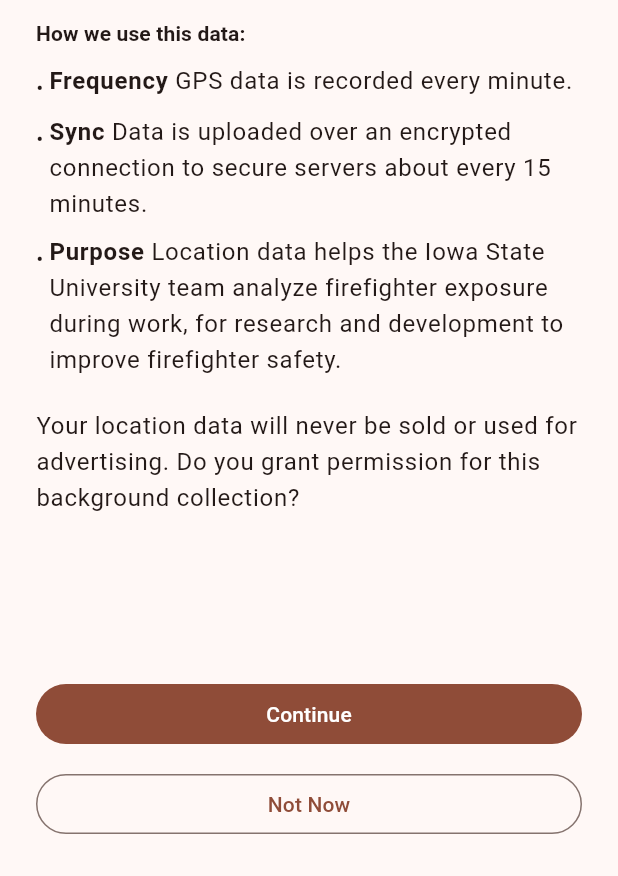
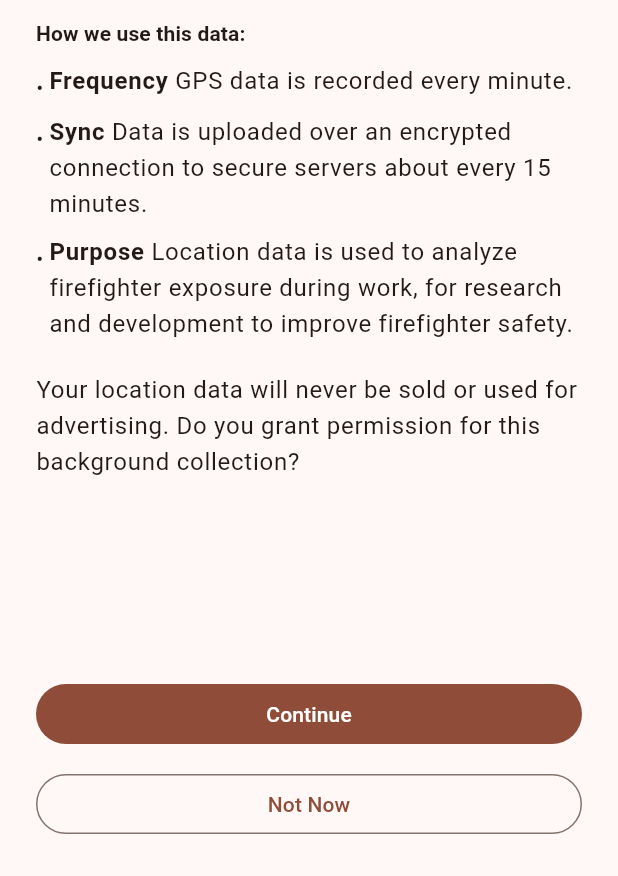
Before and after one commit to zycheah/firefighter-data-hub-frontend, a Flutter app: the LocationConsentPage screen opened directly, on a phone screen of 412 x 824 dp, the part 360-1236 px from its top. Run offline on Flutter 3.47's test engine with Material 3 defaults, Android fonts, the phone set to English and light mode, and no system bars; our stand-ins replace flutter_secure_storage, geolocator, logger, permission_handler, shared_preferences, sqflite; missing offline and left inert: flutter_foreground_task; accounts and stored records are empty.

Commit message:
docs: refer to authorized team members in consent and privacy wording

```diff
--- a/mobile/lib/doc/location_consent.dart
+++ b/mobile/lib/doc/location_consent.dart
@@ -14,7 +14,7 @@
       },
       {
         "label": "Purpose",
-        "content": "Location data helps the Iowa State University team analyze firefighter exposure during work, for research and development to improve firefighter safety."
+        "content": "Location data is used to analyze firefighter exposure during work, for research and development to improve firefighter safety."
       }
     ]
   },
--- a/mobile/lib/doc/user_consent.dart
+++ b/mobile/lib/doc/user_consent.dart
@@ -27,7 +27,7 @@
   },
   "purpose_section": {
     "title": "How Your Data Is Used:",
-    "content": "To provide the app's features, and by authorized members of the Iowa State University team for research and development to improve firefighter safety."
+    "content": "To provide the app's features, and by authorized team members for research and development to improve firefighter safety."
   },
   "sharing_section": {
     "title": "Sharing:",
```
Also changed, not shown: 2 other files.
